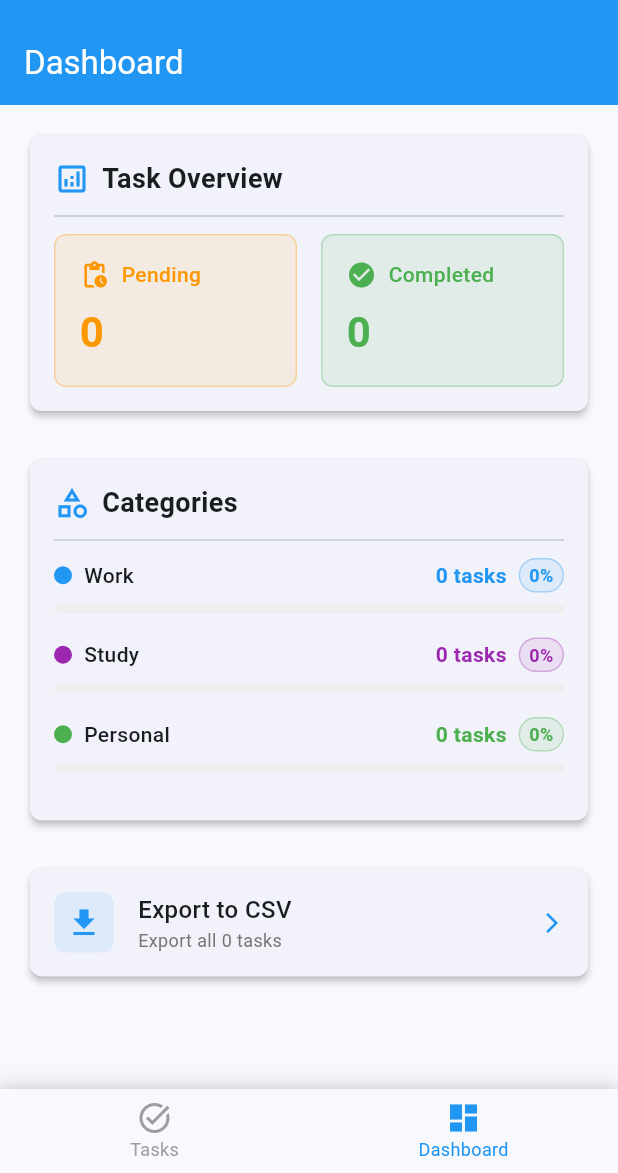
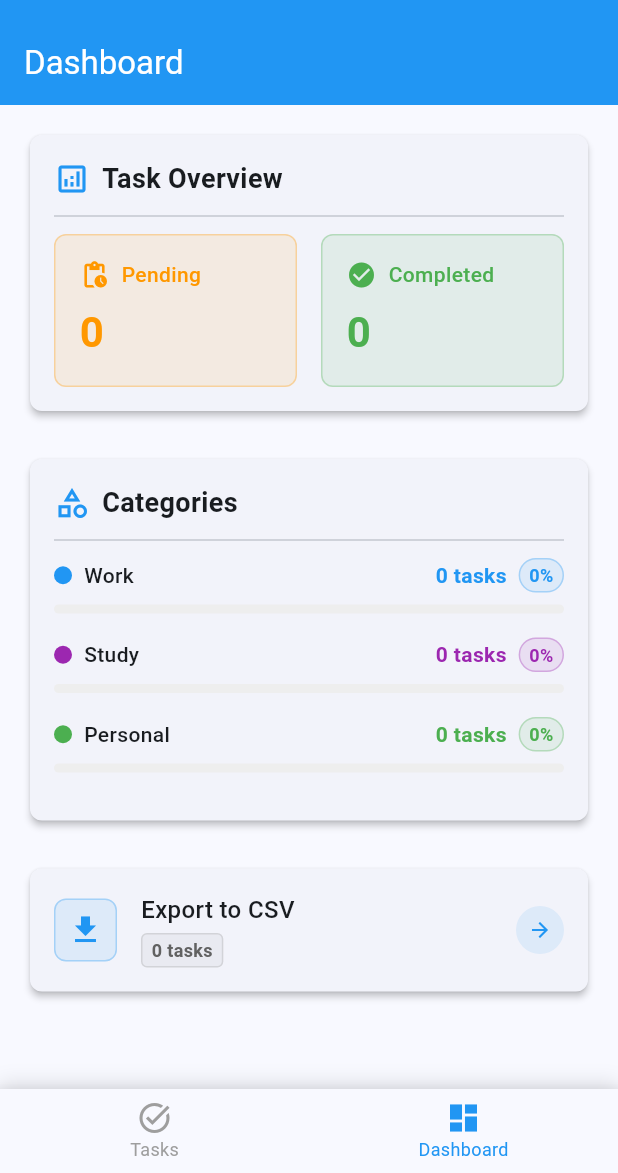
Before and after one commit to M-HamidMehmood/flutter-ai-todo-app, a Flutter app: the screen it shows after launch, item 2 of the bottom bar chosen, on a phone screen of 412 x 824 dp, the part 63-1236 px from its top. Run offline on Flutter 3.47's test engine with Material 3 defaults, Android fonts, the phone set to English and light mode, and no system bars; our stand-ins replace csv, flutter_local_notifications, flutter_slidable, permission_handler, share_plus, shared_preferences and 1 more.

Commit message:
style: enhance dashboard UI by adding borders, adjusting icon sizes, and improving text presentation for better clarity and aesthetics

```diff
--- a/lib/screens/dashboard_screen.dart
+++ b/lib/screens/dashboard_screen.dart
@@ -256,10 +256,15 @@ class _DashboardScreenState extends State<DashboardScreen> with SingleTickerProv
                 decoration: BoxDecoration(
                   color: Theme.of(context).primaryColor.withOpacity(0.1),
                   borderRadius: BorderRadius.circular(8),
+                  border: Border.all(
+                    color: Theme.of(context).primaryColor.withOpacity(0.3),
+                    width: 1,
+                  ),
                 ),
                 child: Icon(
                   Icons.file_download,
                   color: Theme.of(context).primaryColor,
+                  size: 24,
                 ),
               ),
               const SizedBox(width: UIConstants.defaultPadding),
@@ -273,20 +278,43 @@ class _DashboardScreenState extends State<DashboardScreen> with SingleTickerProv
                       fontWeight: FontWeight.w500,
                     ),
                   ),
-                  Text(
-                    'Export all ${taskService.tasks.length} tasks',
-                    style: TextStyle(
-                      fontSize: 12,
-                      color: Colors.grey.shade600,
+                  const SizedBox(height: 4),
+                  Container(
+                    padding: const EdgeInsets.symmetric(
+                      horizontal: 6,
+                      vertical: 2,
+                    ),
+                    decoration: BoxDecoration(
+                      color: Colors.grey.withOpacity(0.1),
+                      borderRadius: BorderRadius.circular(4),
+                      border: Border.all(
+                        color: Colors.grey.withOpacity(0.3),
+                        width: 1,
+                      ),
+                    ),
+                    child: Text(
+                      '${taskService.tasks.length} tasks',
+                      style: TextStyle(
+                        fontSize: 12,
+                        fontWeight: FontWeight.bold,
+                        color: Colors.grey.shade700,
+                      ),
                     ),
                   ),
                 ],
               ),
               const Spacer(),
-              Icon(
-                Icons.arrow_forward_ios,
-                size: 16,
-                color: Theme.of(context).primaryColor,
+              Container(
+                padding: const EdgeInsets.all(8),
+                decoration: BoxDecoration(
+                  color: Theme.of(context).primaryColor.withOpacity(0.1),
+                  borderRadius: BorderRadius.circular(20),
+                ),
+                child: Icon(
+                  Icons.arrow_forward,
+                  size: 16,
+                  color: Theme.of(context).primaryColor,
+                ),
               ),
             ],
           ),
```
